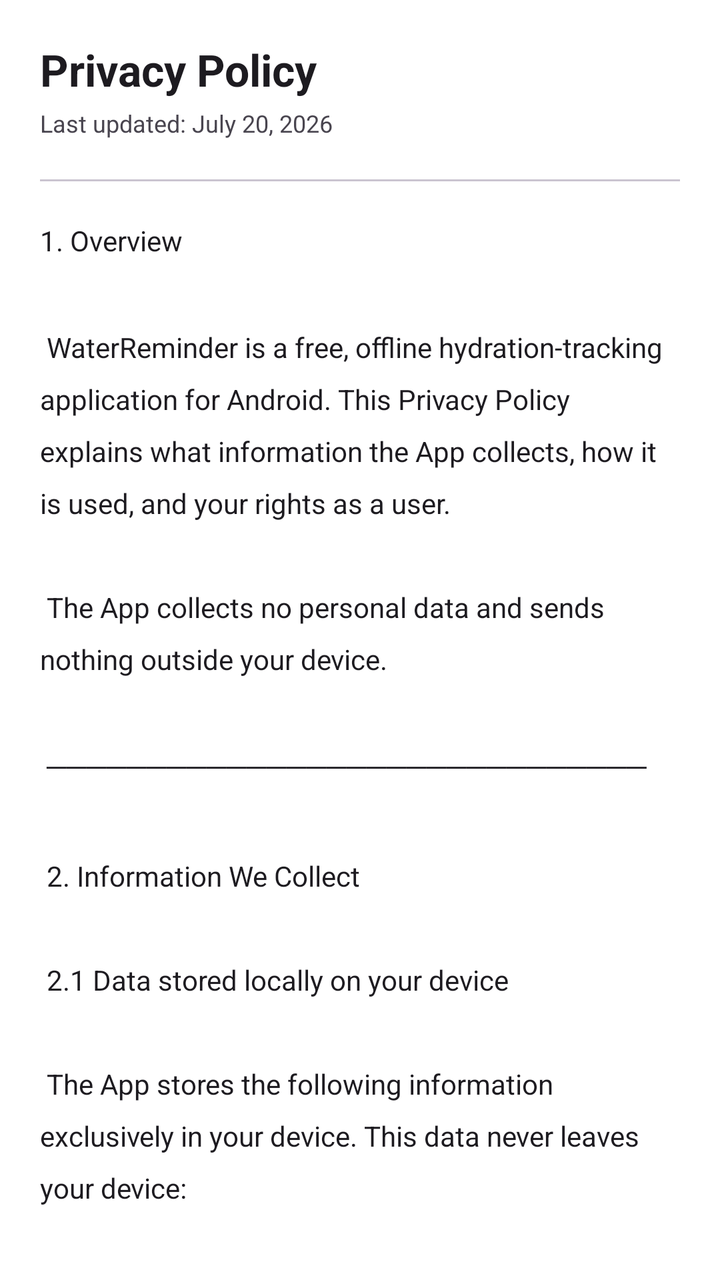
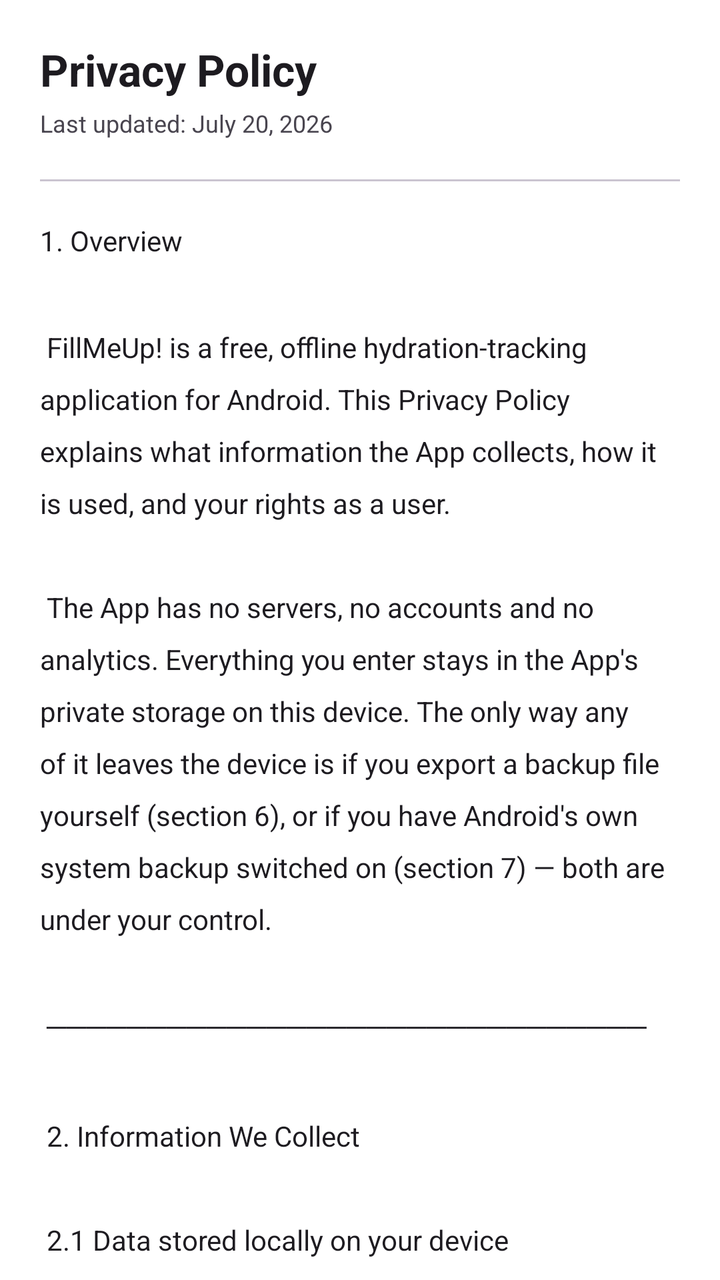

The first picture is an Android layout as it rendered before a commit; the second is the same layout after the commit. The layout source and the unified diff follow.
<!-- AndroidManifest.xml: application theme Theme.WaterReminder -->
<!-- res/layout/fragment_privacypolicy.xml -->
<?xml version="1.0" encoding="utf-8"?>
<androidx.core.widget.NestedScrollView xmlns:android="http://schemas.android.com/apk/res/android"
    android:layout_width="match_parent"
    android:layout_height="match_parent"
    android:background="@color/page_background">

    <LinearLayout
        android:layout_width="match_parent"
        android:layout_height="wrap_content"
        android:orientation="vertical"
        android:padding="20dp">

        <TextView
            android:layout_width="wrap_content"
            android:layout_height="wrap_content"
            android:text="Privacy Policy"
            android:textSize="22sp"
            android:textColor="?attr/colorOnSurface"
            android:textStyle="bold"
            android:layout_marginBottom="4dp" />

        <TextView
            android:layout_width="wrap_content"
            android:layout_height="wrap_content"
            android:text="Last updated: July 20, 2026"
            android:textSize="12sp"
            android:textColor="?attr/colorOnSurfaceVariant"
            android:layout_marginBottom="20dp" />

        <View
            android:layout_width="match_parent"
            android:layout_height="1dp"
            android:background="?attr/colorOutlineVariant"
            android:layout_marginBottom="20dp" />

        <TextView
            android:id="@+id/textview_second"
            android:layout_width="match_parent"
            android:layout_height="wrap_content"
            android:text="@string/privacy_policy_text"
            android:textSize="14sp"
            android:textColor="?attr/colorOnSurface"
            android:lineSpacingMultiplier="1.6" />

    </LinearLayout>

</androidx.core.widget.NestedScrollView>
<!-- resources referenced by this layout -->
<resources>
  <string name="privacy_policy_text">
  1. Overview\n\n
  WaterReminder is a free, offline hydration-tracking application for Android. This Privacy Policy explains what information the App collects, how it is used, and your rights as a user.\n\n
  The App collects no personal data and sends nothing outside your device.\n\n
  ──────────────────────────────\n\n
  2. Information We Collect\n\n
  2.1 Data stored locally on your device\n\n
  The App stores the following information exclusively in your device. This data never leaves your device:\n\n
  • Daily water intake — track progress toward the daily goal\n
  • Historical daily intake — display the 7-day analytics chart\n
  • Daily goal and unit preference — personalise the experience\n
  • Personal goal — optional daily target set by the user\n
  • Reminder schedule configuration — trigger notifications at chosen times\n
  • Notification preferences — including whether to pause reminders upon reaching the goal\n
  • Streak counter — show consecutive days the goal was met\n
  • Custom quick-add button value — remember your personalised shortcut\n
  • Notification on/off flag — respect your notification preference\n
  • Tutorial completion flag — avoid showing the intro more than once\n\n
  2.2 Data we do NOT collect\n\n
  • No name, email address, or personally identifiable information\n
  • No location data\n
  • No device identifiers\n
  • No usage analytics or event telemetry\n
  • No crash or error reports\n
  • No camera, microphone, or contacts access\n
  • No data shared with third parties\n\n
  ──────────────────────────────\n\n
  3. Internet and Network Access\n\n
  The App does not request Internet or network permissions. It is entirely offline by design. No data is ever transmitted to any server, cloud service, or third party.\n\n
  ──────────────────────────────\n\n
  4. Third-Party Libraries\n\n
  The App uses open-source libraries that operate strictly on-device:\n\n
  • MPAndroidChart — renders the 7-day intake bar chart\n
  • TapTargetView — displays the interactive first-launch tutorial\n
  • AndroidX / Material Components — standard UI components\n\n
  None of these libraries collect, transmit, or process personal data.\n\n
  ──────────────────────────────\n\n
  5. Notifications\n\n
  Reminders are delivered as local notifications generated entirely on your device using Android\'s AlarmManager. No notification content or delivery data is sent to any external service. You can disable notifications at any time from the Reminders screen or your device notification settings.\n\n
  ──────────────────────────────\n\n
  6. Data Export and Import\n\n
  The App allows you to export all locally stored data to a backup file at a location you choose on your device. You can also restore your data by importing a previously exported backup file. The exported file is saved wherever you select (such as your Downloads folder). The App never uploads or transmits this file to any server or third party.\n\n
  ──────────────────────────────\n\n
  7. Permissions\n\n
  • Display hydration reminder notifications (Android 13+)\n
  • Reschedule reminders after a device reboot\n
  • Deliver reminders at the exact times you configured (Android 12+)\n
  • Reschedule reminders when the device exits airplane mode\n\n
  No other permissions are requested or used.\n\n
  ──────────────────────────────\n\n
  8. Data Retention and Deletion\n\n
  All data is stored locally in your device\'s private storage and accessible only to the App. To delete all data:\n\n
  • Clear app data: Device Settings → Apps → WaterReminder → Storage → Clear Data\n
  • Or simply uninstall the App.\n\n
  There is no remote backup to delete because no data is ever uploaded.\n\n
  ──────────────────────────────\n\n
  9. Children\'s Privacy\n\n
  The App does not collect any personal information from anyone. It is safe for use by all ages.\n\n
  ──────────────────────────────\n\n
  10. Changes to This Policy\n\n
  If a future version of the App introduces features that change these data practices, this policy will be updated and the user will be notified.\n\n
  ──────────────────────────────\n\n
  David Ricardo\n
      </string>
  <style name="Base.Theme.WaterReminder" parent="Theme.Material3.DayNight.NoActionBar">
          
          
      </style>
  <!-- unchanged entries left out for length: 2 -->
</resources>

<!-- the commit's change to res/layout/fragment_privacypolicy.xml (unified diff, before → after) -->
@@ -2,7 +2,7 @@
 <androidx.core.widget.NestedScrollView xmlns:android="http://schemas.android.com/apk/res/android"
     android:layout_width="match_parent"
     android:layout_height="match_parent"
-    android:background="@color/page_background">
+    android:background="?attr/pageBackground">
 
     <LinearLayout
         android:layout_width="match_parent"
<!-- resource entries referenced after the edit -->
@@ -2,72 +2,96 @@
 <resources>
   <string name="privacy_policy_text">
   1. Overview\n\n
-  WaterReminder is a free, offline hydration-tracking application for Android. This Privacy Policy explains what information the App collects, how it is used, and your rights as a user.\n\n
-  The App collects no personal data and sends nothing outside your device.\n\n
+  FillMeUp! is a free, offline hydration-tracking application for Android. This Privacy Policy explains what information the App collects, how it is used, and your rights as a user.\n\n
+  The App has no servers, no accounts and no analytics. Everything you enter stays in the App\'s private storage on this device. The only way any of it leaves the device is if you export a backup file yourself (section 6), or if you have Android\'s own system backup switched on (section 7) — both are under your control.\n\n
   ──────────────────────────────\n\n
   2. Information We Collect\n\n
   2.1 Data stored locally on your device\n\n
-  The App stores the following information exclusively in your device. This data never leaves your device:\n\n
+  The App stores the following information in your device\'s private app storage:\n\n
   • Daily water intake — track progress toward the daily goal\n
-  • Historical daily intake — display the 7-day analytics chart\n
-  • Daily goal and unit preference — personalise the experience\n
-  • Personal goal — optional daily target set by the user\n
+  • Historical daily intake — display the analytics chart and full history\n
+  • Daily goal, personal goal and unit preference — personalise the experience\n
+  • Age and body weight (optional) — calculate your recommended daily goal; the App works without them\n
   • Reminder schedule configuration — trigger notifications at chosen times\n
-  • Notification preferences — including whether to pause reminders upon reaching the goal\n
+  • Reminder time window — keep repeating reminders inside your waking hours\n
+  • Quick add and remove amounts — remember the buttons you configured\n
+  • Notification quick-log amounts — remember the buttons shown on a reminder\n
+  • Notification preferences — on/off, and whether to pause reminders upon reaching the goal\n
+  • Celebration animations preference — respect your choice for goal celebrations\n
+  • Theme preference — remember your light / dark / colour choice\n
   • Streak counter — show consecutive days the goal was met\n
-  • Custom quick-add button value — remember your personalised shortcut\n
-  • Notification on/off flag — respect your notification preference\n
-  • Tutorial completion flag — avoid showing the intro more than once\n\n
+  • Setup and tutorial completion flags — avoid repeating the intro and profile setup\n\n
   2.2 Data we do NOT collect\n\n
-  • No name, email address, or personally identifiable information\n
+  • No name, email address, account or contact details\n
   • No location data\n
   • No device identifiers\n
   • No usage analytics or event telemetry\n
   • No crash or error reports\n
   • No camera, microphone, or contacts access\n
-  • No data shared with third parties\n\n
+  • No data sent to us or to any third party\n\n
+  About age and weight: these are the only body-related values the App stores, they are optional, and they exist solely to compute a recommended daily goal on this device. They are never transmitted anywhere and are not linked to any identity, because the App has no notion of who you are. You can change or erase them at any time in Settings → Profile.\n\n
   ──────────────────────────────\n\n
   3. Internet and Network Access\n\n
-  The App does not request Internet or network permissions. It is entirely offline by design. No data is ever transmitted to any server, cloud service, or third party.\n\n
+  The App does not request the INTERNET permission. It cannot open a network connection, and it has no server, cloud service or third-party endpoint to talk to. It is entirely offline by design.\n\n
   ──────────────────────────────\n\n
   4. Third-Party Libraries\n\n
   The App uses open-source libraries that operate strictly on-device:\n\n
-  • MPAndroidChart — renders the 7-day intake bar chart\n
+  • MPAndroidChart — renders the intake bar chart\n
   • TapTargetView — displays the interactive first-launch tutorial\n
   • AndroidX / Material Components — standard UI components\n\n
-  None of these libraries collect, transmit, or process personal data.\n\n
+  None of these libraries collect, transmit or process personal data. The App ships no advertising, attribution or analytics SDK of any kind.\n\n
   ──────────────────────────────\n\n
   5. Notifications\n\n
-  Reminders are delivered as local notifications generated entirely on your device using Android\'s AlarmManager. No notification content or delivery data is sent to any external service. You can disable notifications at any time from the Reminders screen or your device notification settings.\n\n
+  Reminders are delivered as local notifications generated entirely on your device using Android\'s AlarmManager. A reminder may include quick-log buttons that record an amount straight from the notification shade without opening the App; this is handled entirely on-device. No notification content or delivery data is sent to any external service. You can disable notifications at any time from the Reminders screen or your device notification settings.\n\n
   ──────────────────────────────\n\n
   6. Data Export and Import\n\n
-  The App allows you to export all locally stored data to a backup file at a location you choose on your device. You can also restore your data by importing a previously exported backup file. The exported file is saved wherever you select (such as your Downloads folder). The App never uploads or transmits this file to any server or third party.\n\n
+  The App allows you to export everything it has stored to a backup file at a location you choose on your device, and to restore it later by importing that file. The file is plain-text JSON and contains the values listed in 2.1, including your age and weight if you entered them. The App never uploads or transmits it — where the file goes afterwards is up to you, so treat it like any other personal document if you copy it off the device or into cloud storage.\n\n
+  Importing a backup replaces the App\'s current data with the contents of the file.\n\n
   ──────────────────────────────\n\n
-  7. Permissions\n\n
+  7. Android System Backup\n\n
+  The App participates in Android\'s built-in backup mechanism. If system backup is enabled on the device (for example Backup by Google One, or another transport your device provides), Android copies the App\'s saved preferences — the data in 2.1, including age and weight if entered — into that backup and restores them when the App is reinstalled or the device is migrated.\n\n
+  • This is performed by the Android operating system, not by the App. The App has no access to the backup and no server of its own.\n
+  • The backup is stored under your own account with your backup provider and is governed by that provider\'s privacy policy. On current Android versions it is encrypted with your device credentials before leaving the device.\n
+  • Devices without a backup transport never produce such a backup.\n
+  • The first-launch tour flag is deliberately excluded, so the guide replays after a reinstall.\n
+  • To opt out: turn off backup for the App in Device Settings → Google → Backup (or Settings → System → Backup). Existing backups can be deleted from the same screen.\n\n
+  ──────────────────────────────\n\n
+  8. Permissions\n\n
   • Display hydration reminder notifications (Android 13+)\n
   • Reschedule reminders after a device reboot\n
-  • Deliver reminders at the exact times you configured (Android 12+)\n
-  • Reschedule reminders when the device exits airplane mode\n\n
-  No other permissions are requested or used.\n\n
+  • Deliver reminders at the exact times you configured (Android 12+)\n\n
+  The App also reschedules reminders when the device leaves airplane mode or after an app update; neither requires an additional permission. No other permissions are requested or used.\n\n
   ──────────────────────────────\n\n
-  8. Data Retention and Deletion\n\n
-  All data is stored locally in your device\'s private storage and accessible only to the App. To delete all data:\n\n
-  • Clear app data: Device Settings → Apps → WaterReminder → Storage → Clear Data\n
+  9. Data Retention and Deletion\n\n
+  All data is stored locally in your device\'s private storage and accessible only to the App. To delete it:\n\n
+  • Clear your age and weight only: Settings → Profile inside the App\n
+  • Clear everything: Device Settings → Apps → FillMeUp! → Storage → Clear Data\n
   • Or simply uninstall the App.\n\n
-  There is no remote backup to delete because no data is ever uploaded.\n\n
+  These actions do not touch copies outside the App\'s own storage: any backup file you exported yourself, and any Android system backup, must be deleted separately (sections 6 and 7).\n\n
   ──────────────────────────────\n\n
-  9. Children\'s Privacy\n\n
-  The App does not collect any personal information from anyone. It is safe for use by all ages.\n\n
+  10. Children\'s Privacy\n\n
+  The App is not directed at children and collects no personally identifiable information from anyone. If an age under 18 is entered, it is used only to select a fixed recommended minimum instead of the adult weight-based estimate, and it is stored locally exactly like every other setting.\n\n
   ──────────────────────────────\n\n
-  10. Changes to This Policy\n\n
+  11. Changes to This Policy\n\n
   If a future version of the App introduces features that change these data practices, this policy will be updated and the user will be notified.\n\n
   ──────────────────────────────\n\n
+  Last updated: August 27, 2026\n
   David Ricardo\n
       </string>
   <style name="Base.Theme.WaterReminder" parent="Theme.Material3.DayNight.NoActionBar">
-          
-          
+          <item name="pageBackground">@color/page_background</item>
+          <item name="toolbarBackground">@color/toolbar_background</item>
+          <item name="iconBackdrop">@color/icon_backdrop_blue</item>
+          <item name="quickAddBackground">@color/brand_blue</item>
+          <item name="quickAddForeground">@color/white</item>
+          <item name="quickRemoveBackground">@color/quick_remove_bg</item>
+          <item name="quickRemoveForeground">@color/brand_blue</item>
       </style>
+  <color name="toolbar_background">#1A2535</color>
+  <color name="icon_backdrop_blue">#E3F2FD</color>
+  <color name="brand_blue">#2196F3</color>
+  <color name="white">#FFFFFFFF</color>
+  <color name="quick_remove_bg">#E3F2FD</color>
   <!-- unchanged entries left out for length: 2 -->
 </resources>
 
